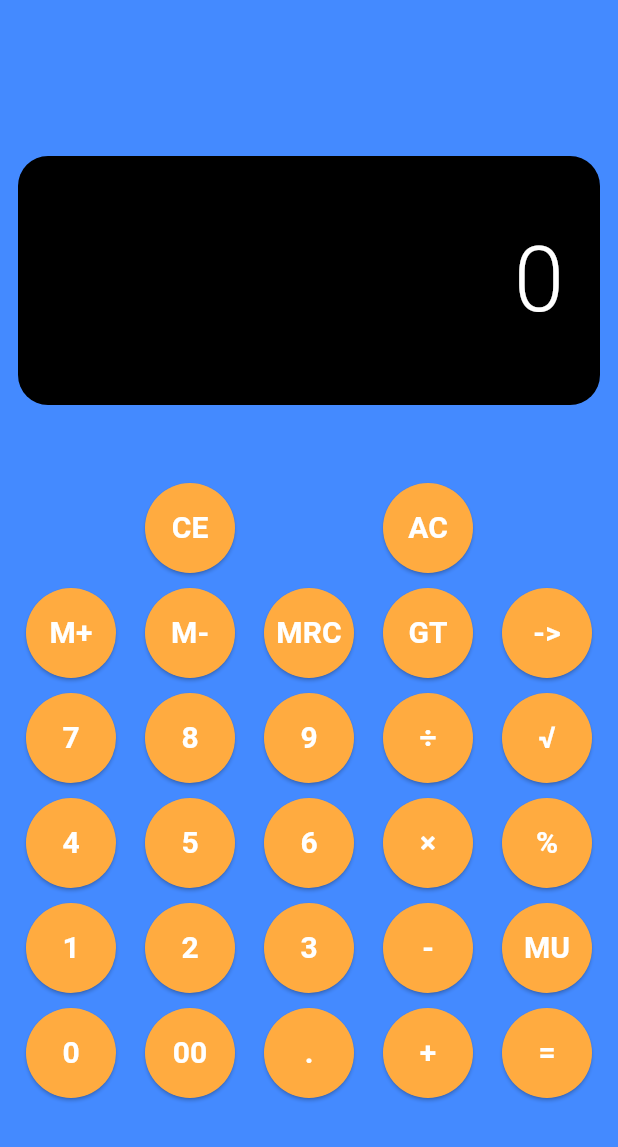
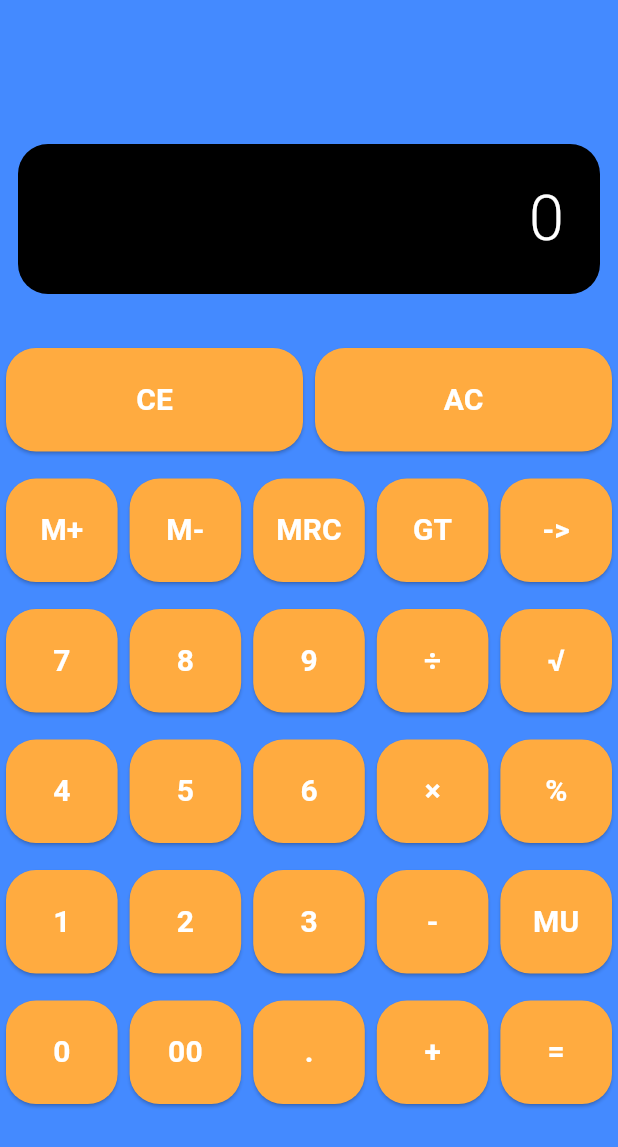
Before and after one commit to dbarrosodev/calculadora-flutter, a Flutter app: the screen it shows after launch, item 2 of the bottom bar chosen, after a tap on "CE", on a phone screen of 412 x 824 dp. Shown: the top 1147 px of the screen. Run offline on Flutter 3.47's test engine with Material 3 defaults, Android fonts, the phone set to English and light mode, and no system bars.

Commit message:
feat: adicionar operação de raiz quadrada e ajustar layout dos botões

```diff
--- a/lib/main.dart
+++ b/lib/main.dart
@@ -1,4 +1,5 @@
 import 'package:flutter/material.dart';
+import 'dart:math';
 
 void main() {
   runApp(const MainApp());
@@ -35,7 +36,7 @@ class _MainAppState extends State<MainApp> {
         return;
       }
 
-      // 2. Categoria: OPERADORES (+, -, ×, ÷)
+      // 2. Categoria: OPERADORES (+, -, ×, ÷, √)
       if (buttonText == "+" ||
           buttonText == "-" ||
           buttonText == "×" ||
@@ -44,6 +45,13 @@ class _MainAppState extends State<MainApp> {
         operation = buttonText;
         resetVisor = true; // Avisa que o próximo número deve limpar o visor
         visor = buttonText;
+        return;
+      }
+
+      if (buttonText == "√") {
+        double num = double.parse(visor);
+        visor = sqrt(num).toStringAsFixed(2);
+        resetVisor = true;
         return;
       }
 
@@ -58,8 +66,7 @@ class _MainAppState extends State<MainApp> {
         if (operation == "+") visor = (num1 + num2).toString();
         if (operation == "-") visor = (num1 - num2).toString();
         if (operation == "×") visor = (num1 * num2).toString();
-        if (operation == "÷") visor = (num1 / num2).toString();
-
+        if (operation == "÷") visor = (num1 / num2).toStringAsFixed(2);
         operation = ""; // Reseta para a próxima conta
         resetVisor = true;
         return;
@@ -84,7 +91,7 @@ class _MainAppState extends State<MainApp> {
           mainAxisAlignment: MainAxisAlignment.center,
           children: [
             Screen(value: visor),
-            SizedBox(height: 40),
+            SizedBox(height: 20),
             ButtonRow(labels: ["CE", "AC"], onClick: updateVisor),
             SizedBox(height: 10),
             ButtonRow(
@@ -121,12 +128,12 @@ class Screen extends StatelessWidget {
           borderRadius: BorderRadius.circular(20),
         ),
         width: double.infinity,
-        padding: const EdgeInsets.symmetric(horizontal: 24, vertical: 40),
+        padding: const EdgeInsets.symmetric(horizontal: 24, vertical: 20),
         alignment: Alignment.centerRight,
         child: Text(
           value,
           style: const TextStyle(
-            fontSize: 60,
+            fontSize: 42,
             fontWeight: FontWeight.w300,
             color: Colors.white,
           ),
@@ -148,22 +155,26 @@ class ButtonRow extends StatelessWidget {
       mainAxisAlignment: MainAxisAlignment.spaceEvenly,
       children: labels
           .map(
-            (label) => ElevatedButton(
+            (label) => Expanded(
+              child: Padding(
+                padding: const EdgeInsets.all(4.0),
+                child: ElevatedButton(
                   onPressed: () => onClick(label),
                   style: ElevatedButton.styleFrom(
                     backgroundColor: Colors.orangeAccent,
                     foregroundColor: Colors.white,
-                shape: CircleBorder(),
-                fixedSize: Size(60, 60),
-                padding: const EdgeInsets.all(0),
+                    shape: RoundedRectangleBorder(
+                      borderRadius: BorderRadius.circular(20),
+                    ),
+                    padding: const EdgeInsets.symmetric(vertical: 20),
                   ),
                   child: Text(
                     label,
-                softWrap: false,
-                overflow: TextOverflow.visible,
                     style: const TextStyle(
                       fontSize: 20,
                       fontWeight: FontWeight.bold,
+                    ),
+                  ),
                 ),
               ),
             ),
```
Lines whose indentation alone changed are shown as unchanged.
